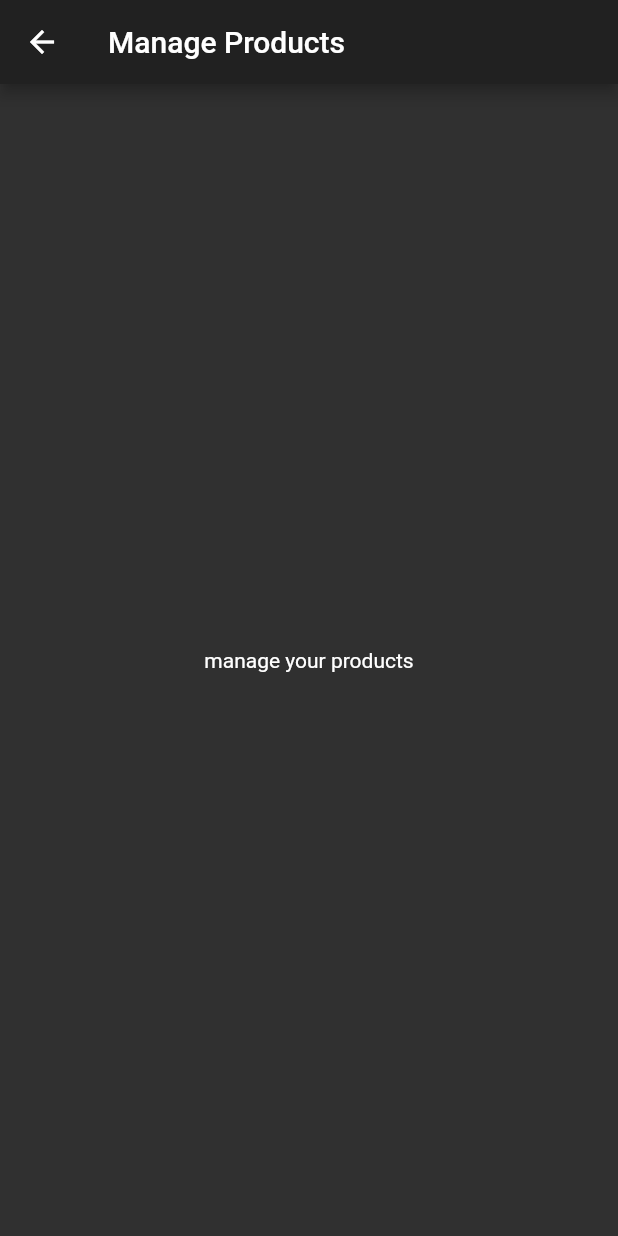
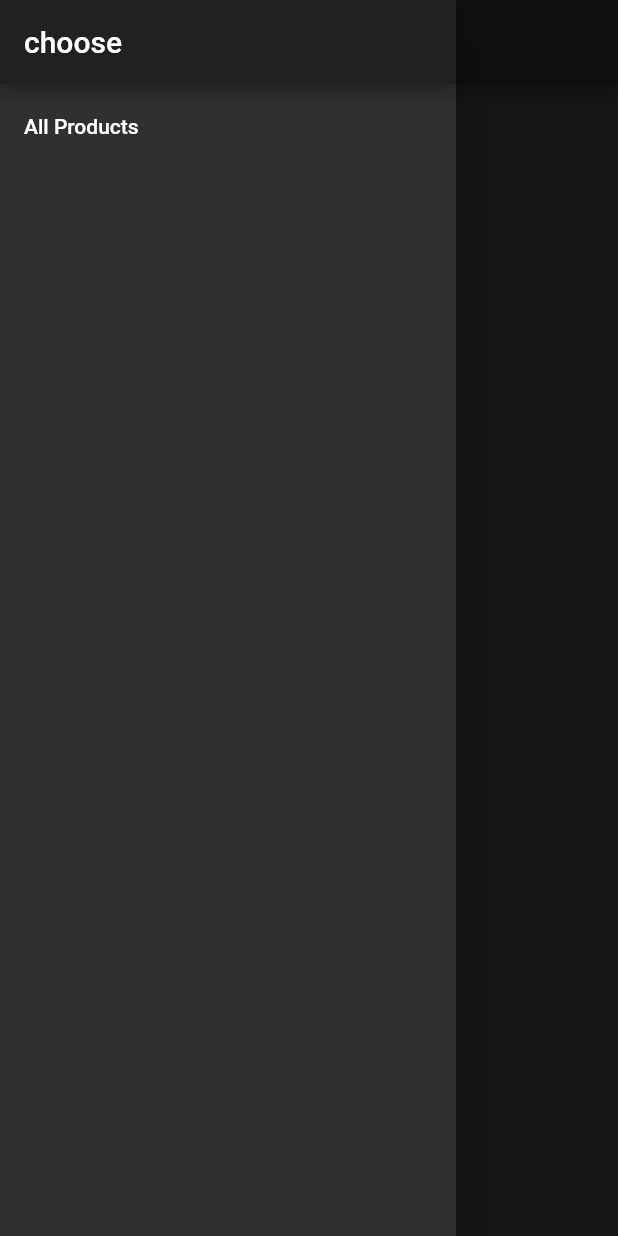
Before and after one commit to vijay0405/flutter_listing_codeAlong, a Flutter app: the ProductAdminPage screen opened directly, with the side drawer open (before the commit the screen has no drawer), on a phone screen of 412 x 824 dp. Run offline on Flutter 3.47's test engine with Material 2 defaults, Android fonts, the phone set to English and light mode, and no system bars.

Commit message:
Added seperate drawer for manage products page

```diff
--- a/lib/pages/productAdmin.dart
+++ b/lib/pages/productAdmin.dart
@@ -1,9 +1,30 @@
 import 'package:flutter/material.dart';
+
+import './products.dart';
 
 class ProductAdminPage extends StatelessWidget {
   @override
   Widget build(BuildContext context) {
     return Scaffold(
+      drawer: Drawer(
+          child: Column(
+            children: <Widget>[
+              AppBar(
+                automaticallyImplyLeading: false,
+                title: Text("choose"),
+              ),
+              ListTile(
+                title: Text("All Products"),
+                onTap: () {
+                  Navigator.pushReplacement(
+                      context,
+                      MaterialPageRoute(
+                          builder: (BuildContext context) => ProductsPage()));
+                },
+              )
+            ],
+          ),
+        ),
         appBar: AppBar(
           title: Text('Manage Products'),
         ),
--- a/lib/pages/products.dart
+++ b/lib/pages/products.dart
@@ -17,7 +17,7 @@ class ProductsPage extends StatelessWidget {
               ListTile(
                 title: Text("Manage Products"),
                 onTap: () {
-                  Navigator.push(
+                  Navigator.pushReplacement(
                       context,
                       MaterialPageRoute(
                           builder: (BuildContext context) => ProductAdminPage()));
```
